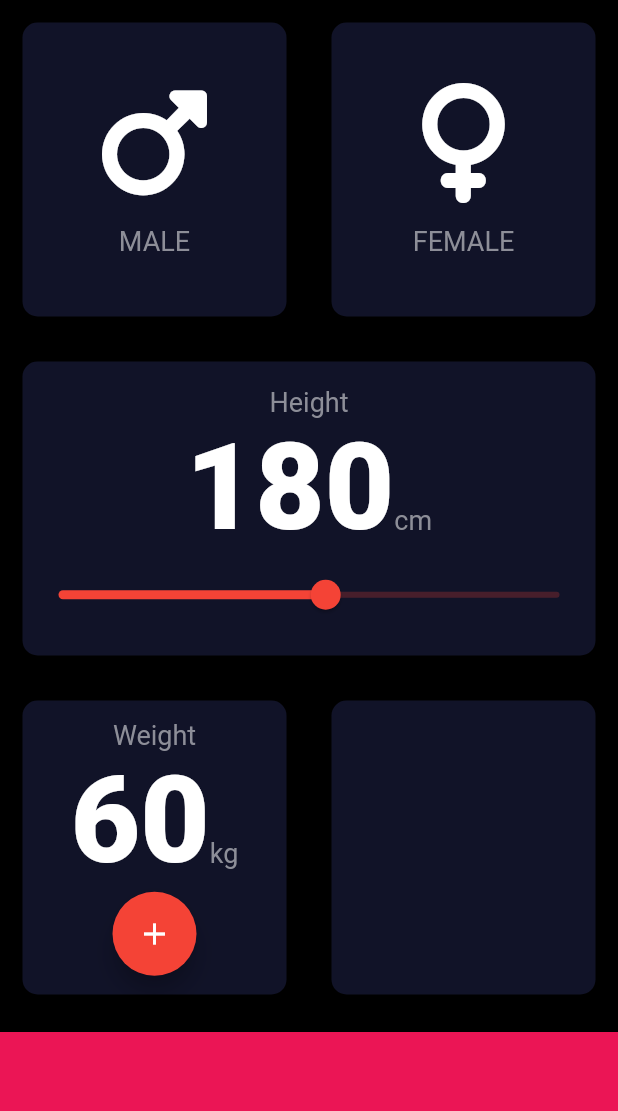
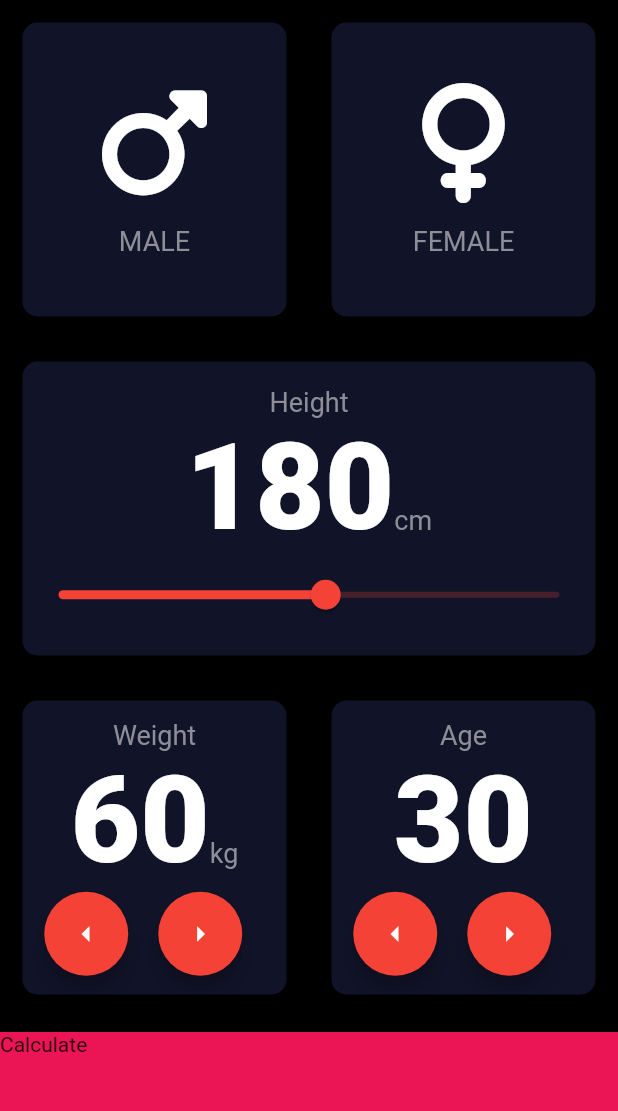
Before and after one commit to tdoug19/2021FlutterDevelopment, a Flutter app: the screen it shows after launch, on a phone screen of 412 x 824 dp, the part 84-1195 px from its top. Run offline on Flutter 3.47's test engine with Material 2 defaults, Android fonts, the phone set to English and light mode, and no system bars; our stand-ins replace font_awesome_flutter.

Commit message:
adding multi page

```diff
--- a/TDProjects/bmi-calculator-flutter-master/lib/input_page.dart
+++ b/TDProjects/bmi-calculator-flutter-master/lib/input_page.dart
@@ -1,8 +1,10 @@
+import 'package:bmi_calculator/results_page.dart';
 import 'package:bmi_calculator/reusable_card.dart';
 import 'package:flutter/material.dart';
 import 'package:font_awesome_flutter/font_awesome_flutter.dart';
 import 'package:bmi_calculator/constants.dart';
 import 'package:bmi_calculator/icon_content.dart';
+import 'results_page.dart';
 
 class InputPage extends StatefulWidget {
   @override
@@ -12,6 +14,7 @@ class InputPage extends StatefulWidget {
 enum Gender { male, female }
 int userHeight = 180;
 int userWeight = 60;
+int userAge = 30;
 double _currentSliderValue = 50.0;
 
 class _InputPageState extends State<InputPage> {
@@ -130,26 +133,115 @@ class _InputPageState extends State<InputPage> {
                             )
                           ],
                         ),
+                        Row(
+                          mainAxisAlignment: MainAxisAlignment.center,
+                          children: [
                             FloatingActionButton(
                               child: Icon(
-                          Icons.add,
+                                Icons.arrow_left,
                               ),
-                        onPressed: () {},
+                              onPressed: () {
+                                setState(() {
+                                  userWeight -= 1;
+                                });
+                              },
+                            ),
+                            SizedBox(
+                              width: 20.0,
+                            ),
+                            FloatingActionButton(
+                              child: Icon(
+                                Icons.arrow_right,
+                              ),
+                              onPressed: () {
+                                setState(() {
+                                  userWeight += 1;
+                                });
+                              },
+                            ),
+                            SizedBox(
+                              width: 15.0,
+                            ),
+                          ],
                         ),
                       ],
                     ),
                   ),
                 ),
                 Expanded(
-                child: ReusableCard(cardColor: kInactiveCardColor),
+                  child: ReusableCard(
+                    cardColor: kInactiveCardColor,
+                    cardChild: Column(
+                      mainAxisAlignment: MainAxisAlignment.center,
+                      children: [
+                        Text(
+                          'Age',
+                          style: kIconTextStyle,
+                        ),
+                        Row(
+                          mainAxisAlignment: MainAxisAlignment.center,
+                          crossAxisAlignment: CrossAxisAlignment.baseline,
+                          textBaseline: TextBaseline.alphabetic,
+                          children: [
+                            Text(
+                              userAge.toString(),
+                              style: kNumberTextStyle,
                             ),
                           ],
-          )),
-          Container(
+                        ),
+                        Row(
+                          mainAxisAlignment: MainAxisAlignment.center,
+                          children: [
+                            FloatingActionButton(
+                              child: Icon(
+                                Icons.arrow_left,
+                              ),
+                              onPressed: () {
+                                setState(() {
+                                  userAge--;
+                                });
+                              },
+                            ),
+                            SizedBox(
+                              width: 20.0,
+                            ),
+                            FloatingActionButton(
+                              child: Icon(
+                                Icons.arrow_right,
+                              ),
+                              onPressed: () {
+                                setState(() {
+                                  userAge++;
+                                });
+                              },
+                            ),
+                            SizedBox(
+                              width: 15.0,
+                            ),
+                          ],
+                        ),
+                      ],
+                    ),
+                  ),
+                ),
+              ],
+            ),
+          ),
+          GestureDetector(
+            onTap: () {
+              Navigator.push(
+                  context,
+                  MaterialPageRoute(
+                    builder: (context) => ResultsPage(),
+                  ));
+            },
+            child: Container(
+              child: Text('Calculate'),
               color: kBottomContainerColor,
               margin: EdgeInsets.only(top: 10.0),
               height: kBottomContainerHeight,
               width: double.infinity,
+            ),
           )
         ],
       ),
```
Also changed, not shown: TDProjects/bmi-calculator-flutter-master/lib/results_page.dart (added, +13 -0 lines), 1 other file. Lines whose indentation alone changed are shown as unchanged.
